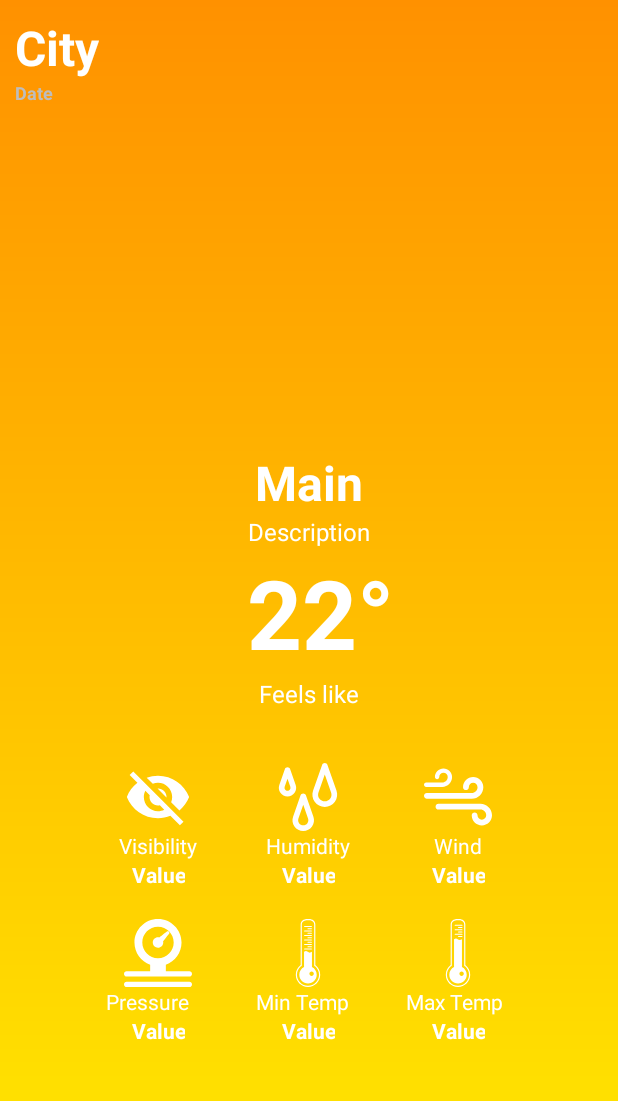
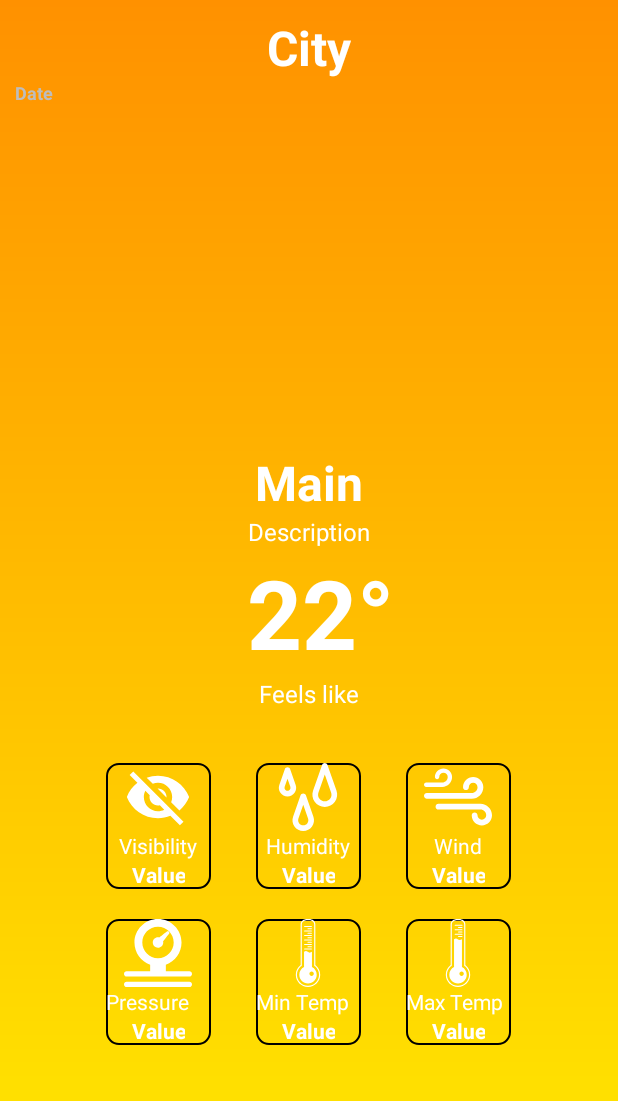
Before and after one commit to IEEE-VIT/weatherbes-android, an Android app: the layout activity_main.xml on its own in the app's theme, with its tools: preview values and no code run, on a phone screen of 412 x 824 dp. Shown: the top 1101 px of the screen. Run offline under Robolectric (Android 15) with nearby library versions, the phone set to English and light mode, and no system bars.

Commit message:
Curved border for activity_main.xml

```diff
--- /dev/null
+++ b/app/src/main/res/drawable/curve_border.xml
@@ -0,0 +1,8 @@
+<?xml version="1.0" encoding="utf-8"?>
+<shape xmlns:android="http://schemas.android.com/apk/res/android" android:shape="rectangle" >
+    <solid android:color="@android:color/transparent" />
+    <stroke
+        android:width="1.5dip"
+        android:color="@android:color/black"/>
+    <corners android:radius="8dp"/>
+</shape>
--- a/app/src/main/res/layout/activity_main.xml
+++ b/app/src/main/res/layout/activity_main.xml
@@ -10,6 +10,7 @@
     android:padding="10dp">
 
     <TextView
+        android:layout_gravity="center"
         android:id="@+id/city"
         android:layout_width="wrap_content"
         android:layout_height="wrap_content"
@@ -84,6 +85,7 @@
         android:background="@android:color/transparent">
 
         <LinearLayout
+            android:background="@drawable/curve_border"
             android:layout_width="70dp"
             android:layout_height="wrap_content"
             android:orientation="vertical">
@@ -116,6 +118,7 @@
         </LinearLayout>
 
         <LinearLayout
+            android:background="@drawable/curve_border"
             android:layout_width="70dp"
             android:layout_height="wrap_content"
             android:orientation="vertical"
@@ -148,6 +151,7 @@
         </LinearLayout>
 
         <LinearLayout
+            android:background="@drawable/curve_border"
             android:layout_width="70dp"
             android:layout_height="wrap_content"
             android:orientation="vertical">
@@ -181,6 +185,7 @@
     </LinearLayout>
 
     <LinearLayout
+
         android:layout_width="wrap_content"
         android:layout_height="wrap_content"
         android:orientation="horizontal"
@@ -188,6 +193,7 @@
         android:layout_marginTop="20dp">
 
         <LinearLayout
+            android:background="@drawable/curve_border"
             android:layout_width="70dp"
             android:layout_height="wrap_content"
             android:orientation="vertical">
@@ -218,6 +224,7 @@
         </LinearLayout>
 
         <LinearLayout
+            android:background="@drawable/curve_border"
             android:layout_width="70dp"
             android:layout_height="wrap_content"
             android:orientation="vertical"
@@ -249,6 +256,7 @@
         </LinearLayout>
 
         <LinearLayout
+            android:background="@drawable/curve_border"
             android:layout_width="70dp"
             android:layout_height="wrap_content"
             android:orientation="vertical">
```
Lines whose indentation alone changed are shown as unchanged.
